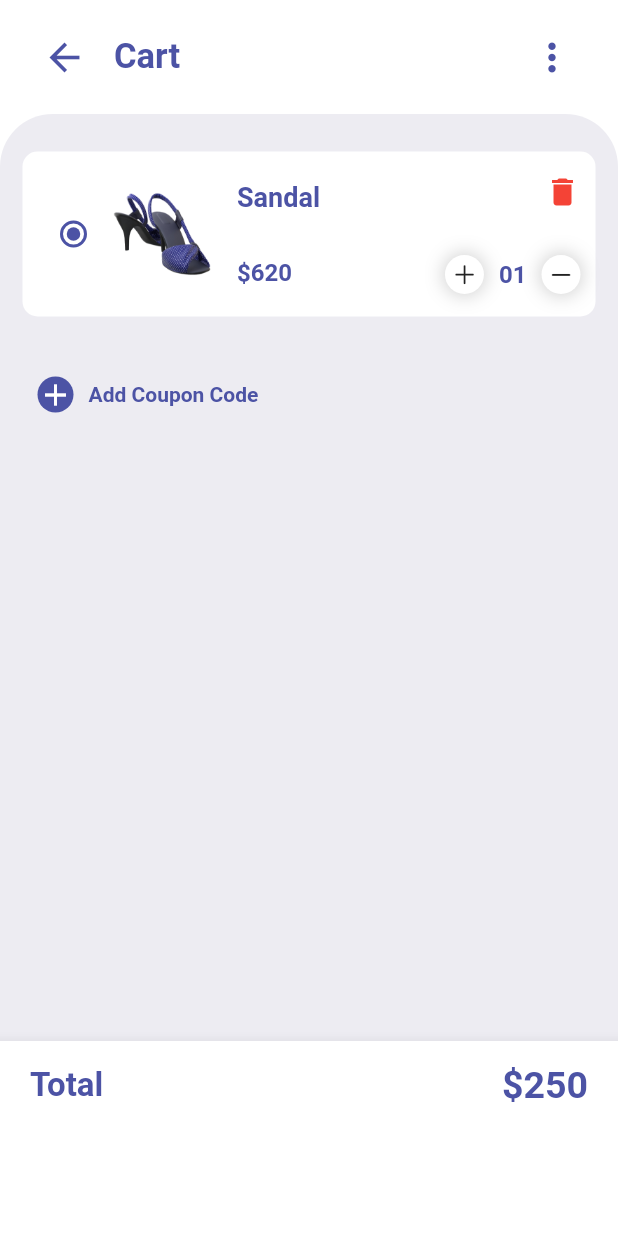
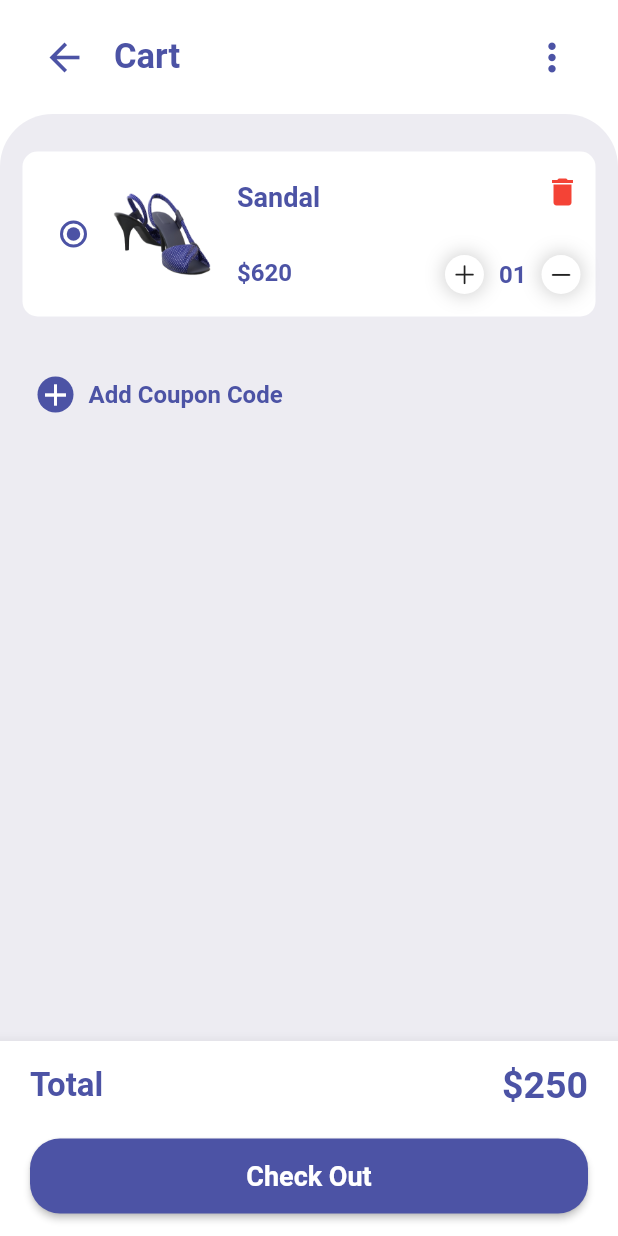
Before and after one commit to jgarzon26/shopping_app, a Flutter app: the Cart screen opened by its route, on a phone screen of 412 x 824 dp. Run offline on Flutter 3.47's test engine with Material 2 defaults, Android fonts, the phone set to English and light mode, and no system bars; our stand-ins replace badges, curved_navigation_bar.

```diff
--- a/lib/screens/cart/cart.dart
+++ b/lib/screens/cart/cart.dart
@@ -62,6 +62,7 @@ class Cart extends StatelessWidget {
                             style: Theme.of(context).textTheme.bodyText1!.copyWith(
                               color: kMainColor,
                               fontWeight: FontWeight.bold,
+                              fontSize: 16,
                             ),
                           ),
                         ),
@@ -102,6 +103,24 @@ class Cart extends StatelessWidget {
                   ),
                 ],
               ),
+              ElevatedButton(
+                style: ElevatedButton.styleFrom(
+                  minimumSize: const Size(double.infinity, 50),
+                  backgroundColor: kMainColor,
+                  shape: const RoundedRectangleBorder(
+                    borderRadius: BorderRadius.all(Radius.circular(20)),
+                  ),
+                ),
+                onPressed: (){},
+                child: const Text(
+                  "Check Out",
+                  style: TextStyle(
+                    color: Colors.white,
+                    fontSize: 18,
+                    fontWeight: FontWeight.bold,
+                  ),
+                ),
+              ),
             ],
           ),
         ),
```
